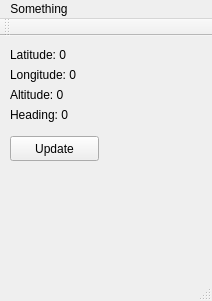
This is ChronosVirtualObject/mainwindow.ui in RI-SE/ATOS as Qt 5 draws it before an edit. The edited form follows.
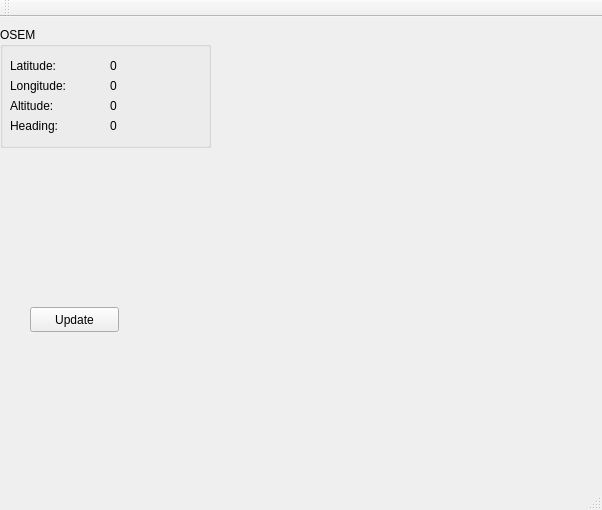
This is the edited form.

What changed in the file:
```diff
--- a/ChronosVirtualObject/mainwindow.ui
+++ b/ChronosVirtualObject/mainwindow.ui
@@ -6,8 +6,8 @@
    <rect>
     <x>0</x>
     <y>0</y>
-    <width>212</width>
-    <height>301</height>
+    <width>602</width>
+    <height>510</height>
    </rect>
   </property>
   <property name="windowTitle">
@@ -17,37 +17,11 @@
    <number>0</number>
   </property>
   <widget class="QWidget" name="centralWidget">
-   <widget class="QLabel" name="lab_lat">
-    <property name="geometry">
-     <rect>
-      <x>10</x>
-      <y>10</y>
-      <width>91</width>
-      <height>17</height>
-     </rect>
-    </property>
-    <property name="text">
-     <string>Latitude: 0</string>
-    </property>
-   </widget>
-   <widget class="QLabel" name="lab_lon">
-    <property name="geometry">
-     <rect>
-      <x>10</x>
-      <y>30</y>
-      <width>91</width>
-      <height>17</height>
-     </rect>
-    </property>
-    <property name="text">
-     <string>Longitude: 0</string>
-    </property>
-   </widget>
    <widget class="QPushButton" name="updateButton">
     <property name="geometry">
      <rect>
-      <x>10</x>
-      <y>100</y>
+      <x>30</x>
+      <y>290</y>
       <width>89</width>
       <height>25</height>
      </rect>
@@ -65,31 +39,122 @@
      <bool>false</bool>
     </property>
    </widget>
-   <widget class="QLabel" name="lab_alt">
+   <widget class="QGroupBox" name="groupBox">
     <property name="geometry">
      <rect>
-      <x>10</x>
-      <y>50</y>
-      <width>91</width>
-      <height>17</height>
+      <x>0</x>
+      <y>10</y>
+      <width>211</width>
+      <height>121</height>
      </rect>
     </property>
-    <property name="text">
-     <string>Altitude: 0</string>
+    <property name="title">
+     <string>OSEM</string>
     </property>
-   </widget>
-   <widget class="QLabel" name="lab_head">
-    <property name="geometry">
-     <rect>
-      <x>10</x>
-      <y>70</y>
-      <width>91</width>
-      <height>17</height>
-     </rect>
-    </property>
-    <property name="text">
-     <string>Heading: 0</string>
-    </property>
+    <widget class="QLabel" name="label">
+     <property name="geometry">
+      <rect>
+       <x>10</x>
+       <y>30</y>
+       <width>91</width>
+       <height>17</height>
+      </rect>
+     </property>
+     <property name="text">
+      <string>Latitude:</string>
+     </property>
+    </widget>
+    <widget class="QLabel" name="label_2">
+     <property name="geometry">
+      <rect>
+       <x>10</x>
+       <y>50</y>
+       <width>91</width>
+       <height>17</height>
+      </rect>
+     </property>
+     <property name="text">
+      <string>Longitude:</string>
+     </property>
+    </widget>
+    <widget class="QLabel" name="label_3">
+     <property name="geometry">
+      <rect>
+       <x>10</x>
+       <y>70</y>
+       <width>91</width>
+       <height>17</height>
+      </rect>
+     </property>
+     <property name="text">
+      <string>Altitude:</string>
+     </property>
+    </widget>
+    <widget class="QLabel" name="label_4">
+     <property name="geometry">
+      <rect>
+       <x>10</x>
+       <y>90</y>
+       <width>91</width>
+       <height>17</height>
+      </rect>
+     </property>
+     <property name="text">
+      <string>Heading:</string>
+     </property>
+    </widget>
+    <widget class="QLabel" name="lab_head">
+     <property name="geometry">
+      <rect>
+       <x>110</x>
+       <y>90</y>
+       <width>91</width>
+       <height>17</height>
+      </rect>
+     </property>
+     <property name="text">
+      <string>0</string>
+     </property>
+    </widget>
+    <widget class="QLabel" name="lab_alt">
+     <property name="geometry">
+      <rect>
+       <x>110</x>
+       <y>70</y>
+       <width>91</width>
+       <height>17</height>
+      </rect>
+     </property>
+     <property name="text">
+      <string>0</string>
+     </property>
+    </widget>
+    <widget class="QLabel" name="lab_lat">
+     <property name="geometry">
+      <rect>
+       <x>110</x>
+       <y>30</y>
+       <width>91</width>
+       <height>17</height>
+      </rect>
+     </property>
+     <property name="text">
+      <string>0</string>
+     </property>
+    </widget>
+    <widget class="QLabel" name="lab_lon">
+     <property name="geometry">
+      <rect>
+       <x>110</x>
+       <y>50</y>
+       <width>91</width>
+       <height>17</height>
+      </rect>
+     </property>
+     <property name="text">
+      <string>0</string>
+     </property>
+    </widget>
    </widget>
   </widget>
   <widget class="QMenuBar" name="menuBar">
@@ -97,16 +162,10 @@
     <rect>
      <x>0</x>
      <y>0</y>
-     <width>212</width>
+     <width>602</width>
      <height>22</height>
     </rect>
    </property>
-   <widget class="QMenu" name="menuSomething">
-    <property name="title">
-     <string>Something</string>
-    </property>
-   </widget>
-   <addaction name="menuSomething"/>
   </widget>
   <widget class="QToolBar" name="mainToolBar">
    <attribute name="toolBarArea">
```
